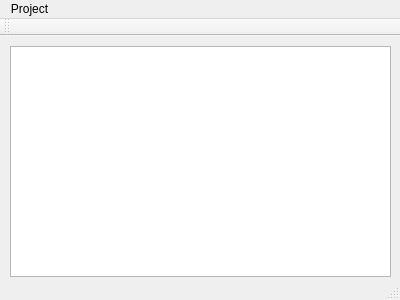
This is qt-project/mainwindow.ui in eeyrw/midi-to-hex-qt as Qt 5 draws it before an edit. The edited form follows.
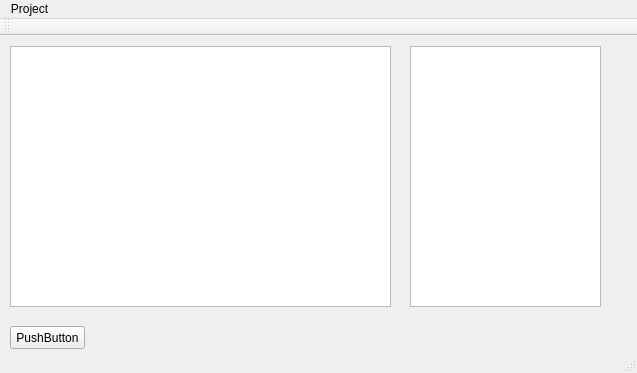
This is the edited form.

```diff
--- a/qt-project/mainwindow.ui
+++ b/qt-project/mainwindow.ui
@@ -6,10 +6,15 @@
    <rect>
     <x>0</x>
     <y>0</y>
-    <width>400</width>
-    <height>300</height>
+    <width>637</width>
+    <height>373</height>
    </rect>
   </property>
+  <property name="font">
+   <font>
+    <family>Segoe UI</family>
+   </font>
+  </property>
   <property name="windowTitle">
    <string>MainWindow</string>
   </property>
@@ -20,7 +25,7 @@
       <x>10</x>
       <y>10</y>
       <width>381</width>
-      <height>231</height>
+      <height>261</height>
      </rect>
     </property>
     <property name="dragEnabled">
@@ -33,14 +38,37 @@
      <enum>Qt::MoveAction</enum>
     </property>
    </widget>
+   <widget class="QPushButton" name="downloadButton">
+    <property name="geometry">
+     <rect>
+      <x>10</x>
+      <y>290</y>
+      <width>75</width>
+      <height>23</height>
+     </rect>
+    </property>
+    <property name="text">
+     <string>PushButton</string>
+    </property>
+   </widget>
+   <widget class="QPlainTextEdit" name="logViewer">
+    <property name="geometry">
+     <rect>
+      <x>410</x>
+      <y>10</y>
+      <width>191</width>
+      <height>261</height>
+     </rect>
+    </property>
+   </widget>
   </widget>
   <widget class="QMenuBar" name="menuBar">
    <property name="geometry">
     <rect>
      <x>0</x>
      <y>0</y>
-     <width>400</width>
-     <height>23</height>
+     <width>637</width>
+     <height>21</height>
     </rect>
    </property>
    <widget class="QMenu" name="menu">
```
